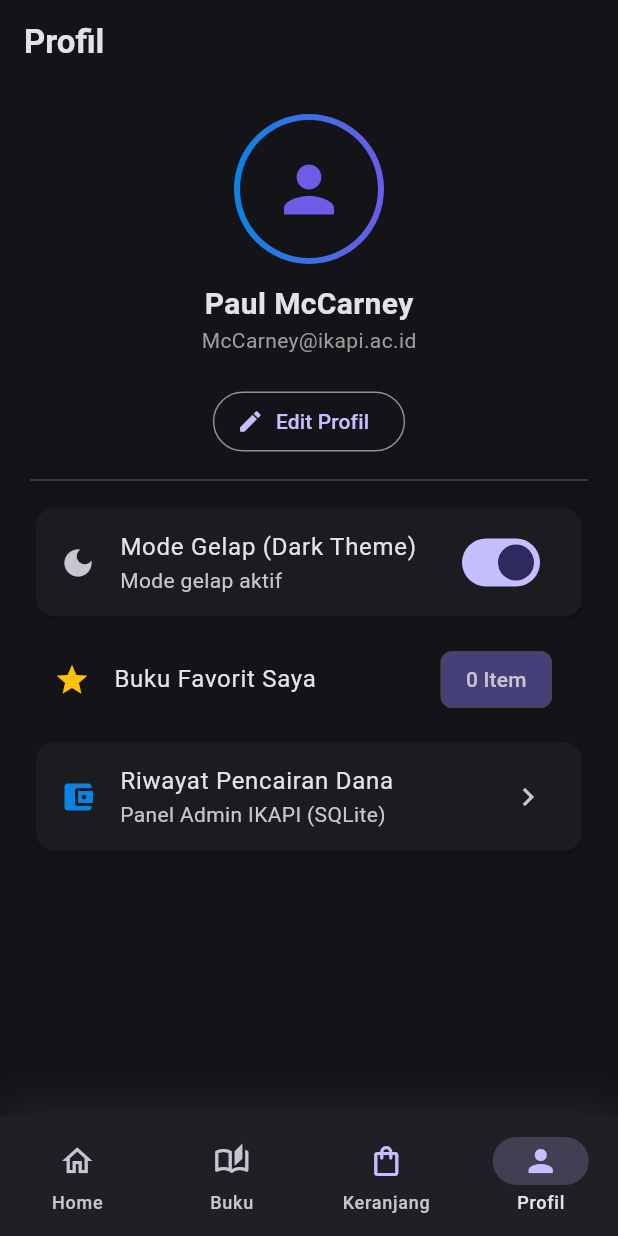
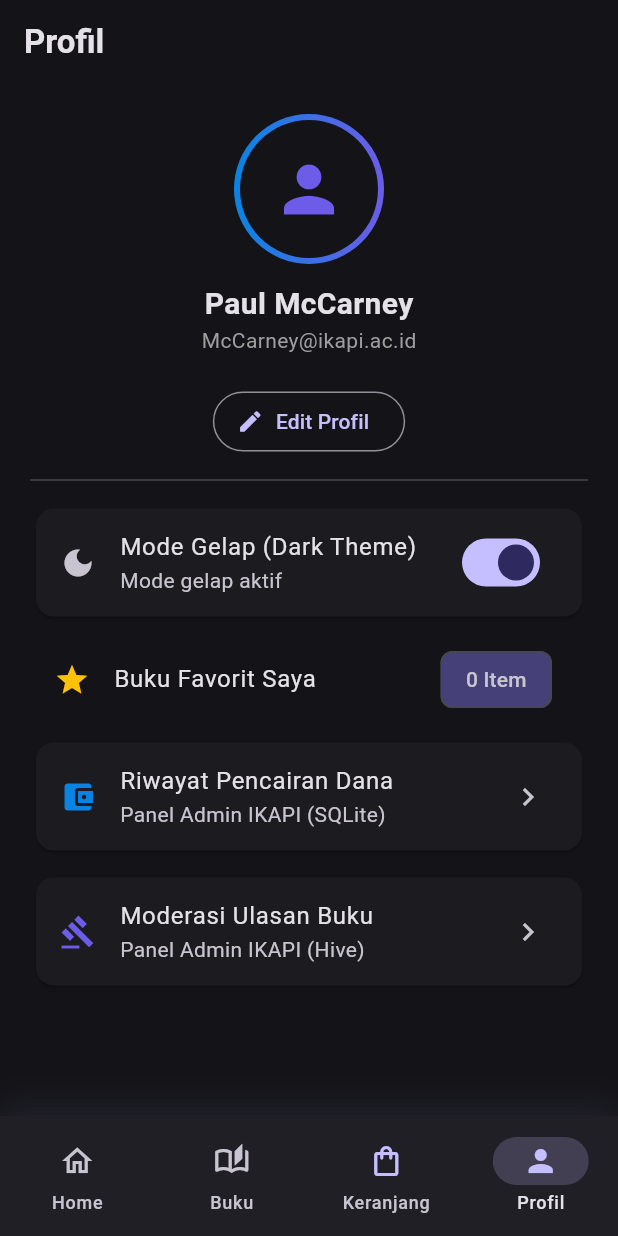
Before and after one commit to lydiamrla/No2Pekan2_PPBL, a Flutter app: the screen it shows after launch, item 4 of the bottom bar chosen, after a tap on "Mode Gelap (Dark Theme)", on a phone screen of 412 x 824 dp. Run offline on Flutter 3.47's test engine with Material 3 defaults, Android fonts, the phone set to English and light mode, and no system bars; our stand-ins replace flutter_bloc, hive, hive_flutter, shared_preferences, sqflite; accounts and stored records are empty; network calls fail.

Commit message:
moderasi ulasan dengan HIVE

```diff
--- a/lib/cubits/theme_cubit.dart
+++ b/lib/cubits/theme_cubit.dart
@@ -1,10 +1,13 @@
 import 'package:flutter/material.dart';
 import 'package:flutter_bloc/flutter_bloc.dart';
+import '../db/pengaturan_helper.dart';
 
 class ThemeCubit extends Cubit<ThemeMode> {
-  ThemeCubit() : super(ThemeMode.system);
+  ThemeCubit({ThemeMode initialMode = ThemeMode.light}) : super(initialMode);
 
-  void toggleTheme() {
-    emit(state == ThemeMode.dark ? ThemeMode.light : ThemeMode.dark);
+  Future<void> toggleTheme() async {
+    final jadiGelap = state != ThemeMode.dark;
+    await PengaturanHelper.instance.simpanDarkMode(jadiGelap);
+    emit(jadiGelap ? ThemeMode.dark : ThemeMode.light);
   }
 }
--- /dev/null
+++ b/lib/db/hive_helper.dart
@@ -0,0 +1,40 @@
+import 'package:hive_flutter/hive_flutter.dart';
+import '../models/catatan_moderasi.dart';
+
+class HiveHelper {
+  HiveHelper._internal();
+  static final HiveHelper instance = HiveHelper._internal();
+
+  static const String boxName = 'moderasi_ulasan_box';
+
+  Future<void> init() async {
+    await Hive.initFlutter();
+    if (!Hive.isAdapterRegistered(0)) {
+      Hive.registerAdapter(CatatanModerasiAdapter());
+    }
+    await Hive.openBox<CatatanModerasi>(boxName);
+  }
+
+  Box<CatatanModerasi> get box => Hive.box<CatatanModerasi>(boxName);
+
+  // CREATE
+  Future<int> tambahModerasi(CatatanModerasi data) async {
+    return await box.add(data);
+  }
+
+  // READ
+  List<CatatanModerasi> ambilSemuaModerasi() {
+    return box.values.toList().reversed.toList();
+  }
+
+  // UPDATE
+  Future<void> ubahStatusModerasi(CatatanModerasi data, String statusBaru) async {
+    data.statusTindakan = statusBaru;
+    await data.save();
+  }
+
+  // DELETE
+  Future<void> hapusModerasi(CatatanModerasi data) async {
+    await data.delete();
+  }
+}
--- /dev/null
+++ b/lib/db/pengaturan_helper.dart
@@ -0,0 +1,18 @@
+import 'package:shared_preferences/shared_preferences.dart';
+
+class PengaturanHelper {
+  PengaturanHelper._internal();
+  static final PengaturanHelper instance = PengaturanHelper._internal();
+
+  static const String _keyDarkMode = 'is_dark_mode';
+
+  Future<void> simpanDarkMode(bool isDark) async {
+    final prefs = await SharedPreferences.getInstance();
+    await prefs.setBool(_keyDarkMode, isDark);
+  }
+
+  Future<bool> muatDarkMode() async {
+    final prefs = await SharedPreferences.getInstance();
+    return prefs.getBool(_keyDarkMode) ?? false;
+  }
+}
--- a/lib/main.dart
+++ b/lib/main.dart
@@ -4,14 +4,22 @@ import 'cubits/favorit_cubit.dart';
 import 'cubits/cart_cubit.dart';
 import 'cubits/review_cubit.dart';
 import 'cubits/theme_cubit.dart';
+import 'db/hive_helper.dart';
+import 'db/pengaturan_helper.dart';
 import 'navigation/app_routes.dart';
 
-void main() {
-  runApp(const IkapiApp());
+void main() async {
+  WidgetsFlutterBinding.ensureInitialized();
+  await HiveHelper.instance.init();
+  final isDarkMode = await PengaturanHelper.instance.muatDarkMode();
+
+  runApp(IkapiApp(initialDarkMode: isDarkMode));
 }
 
 class IkapiApp extends StatelessWidget {
-  const IkapiApp({super.key});
+  final bool initialDarkMode;
+
+  const IkapiApp({super.key, required this.initialDarkMode});
 
   @override
   Widget build(BuildContext context) {
@@ -27,7 +35,9 @@ class IkapiApp extends StatelessWidget {
           create: (context) => ReviewCubit(),
         ),
         BlocProvider<ThemeCubit>(
-          create: (context) => ThemeCubit(),
+          create: (context) => ThemeCubit(
+            initialMode: initialDarkMode ? ThemeMode.dark : ThemeMode.light,
+          ),
         ),
       ],
       child: BlocBuilder<ThemeCubit, ThemeMode>(
--- a/lib/navigation/app_routes.dart
+++ b/lib/navigation/app_routes.dart
@@ -1,6 +1,7 @@
 import 'package:flutter/material.dart';
 import '../models/book.dart';
 import '../pages/add_review_page.dart';
+import '../pages/halaman_moderasi_ulasan.dart';
 import '../pages/halaman_riwayat_pencairan.dart';
 import '../pages/main_wrapper.dart';
 import '../pages/book_detail_page.dart';
@@ -11,12 +12,14 @@ class AppRoutes {
   static const String bookDetail = '/book-detail';
   static const String addReview = '/add-review';
   static const String riwayatPencairan = '/riwayat-pencairan';
+  static const String moderasiUlasan = '/moderasi-ulasan';
 
   static Map<String, WidgetBuilder> get routes => {
         root: (context) => const MainWrapper(initialIndex: 0),
         main: (context) => const MainWrapper(initialIndex: 0),
         addReview: (context) => const AddReviewPage(),
         riwayatPencairan: (context) => const HalamanRiwayatPencairan(),
+        moderasiUlasan: (context) => const HalamanModerasiUlasan(),
       };
 
   static Route<dynamic>? onGenerateRoute(RouteSettings settings) {
--- a/lib/pages/profile_page.dart
+++ b/lib/pages/profile_page.dart
@@ -56,7 +56,7 @@ class _ProfilePageState extends State<ProfilePage> {
             ),
             const Divider(height: 30),
 
-            // ===== SAKELAR MODE GELAP (DARK THEME SWITCH) =====
+            // ===== SAKELAR MODE GELAP (SHARED PREFERENCES) =====
             Card(
               child: BlocBuilder<ThemeCubit, ThemeMode>(
                 builder: (context, themeMode) {
@@ -105,6 +105,20 @@ class _ProfilePageState extends State<ProfilePage> {
                 },
               ),
             ),
+            const SizedBox(height: 10),
+
+            // ===== MENU PANEL ADMIN: MODERASI ULASAN BUKU (HIVE) =====
+            Card(
+              child: ListTile(
+                leading: const Icon(Icons.gavel, color: Color(0xFF6C5CE7)),
+                title: const Text('Moderasi Ulasan Buku'),
+                subtitle: const Text('Panel Admin IKAPI (Hive)'),
+                trailing: const Icon(Icons.chevron_right),
+                onTap: () {
+                  Navigator.pushNamed(context, AppRoutes.moderasiUlasan);
+                },
+              ),
+            ),
           ],
         ),
       ),
--- a/pubspec.yaml
+++ b/pubspec.yaml
@@ -15,11 +15,16 @@ dependencies:
   flutter_bloc: ^8.1.3
   sqflite: ^2.4.6
   path: ^1.9.1
+  hive: ^2.2.3
+  hive_flutter: ^1.1.0
+  shared_preferences: ^2.5.6
 
 dev_dependencies:
   flutter_test:
     sdk: flutter
   flutter_lints: ^6.0.0
+  hive_generator: ^2.0.1
+  build_runner: ^2.4.13
 
 flutter:
   uses-material-design: true
```
Also changed, not shown: lib/models/catatan_moderasi.dart (added, +29 -0 lines), lib/pages/halaman_moderasi_ulasan.dart (added, +141 -0 lines), lib/models/catatan_moderasi.g.dart (added), pubspec.lock, 3 other files.
